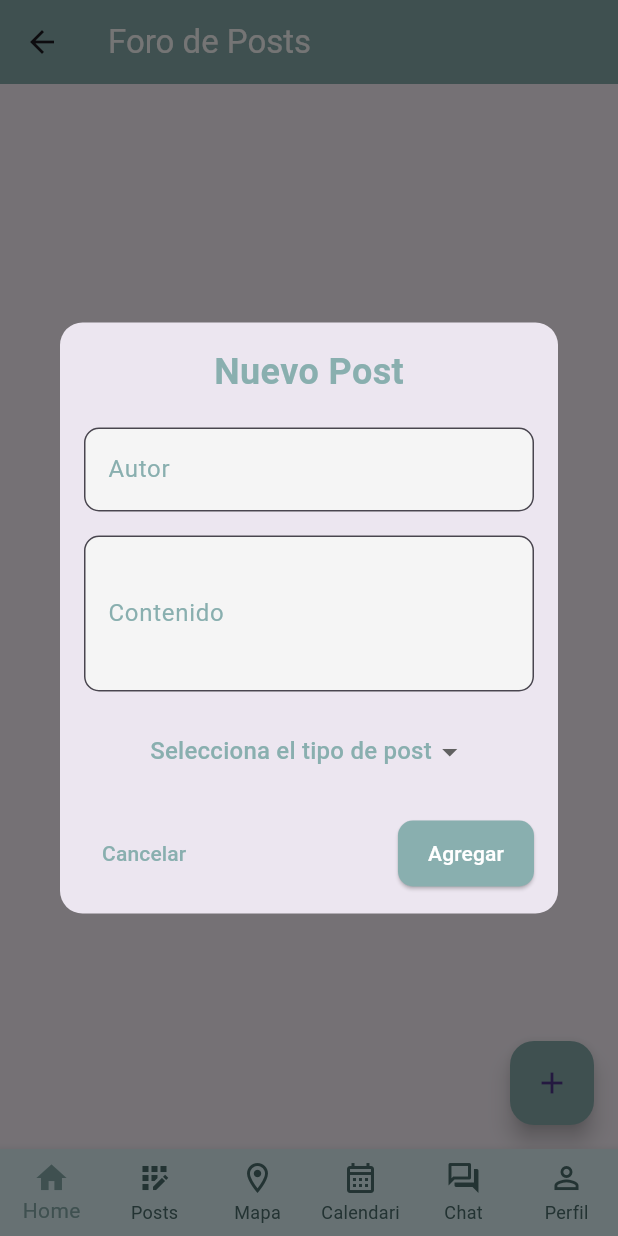
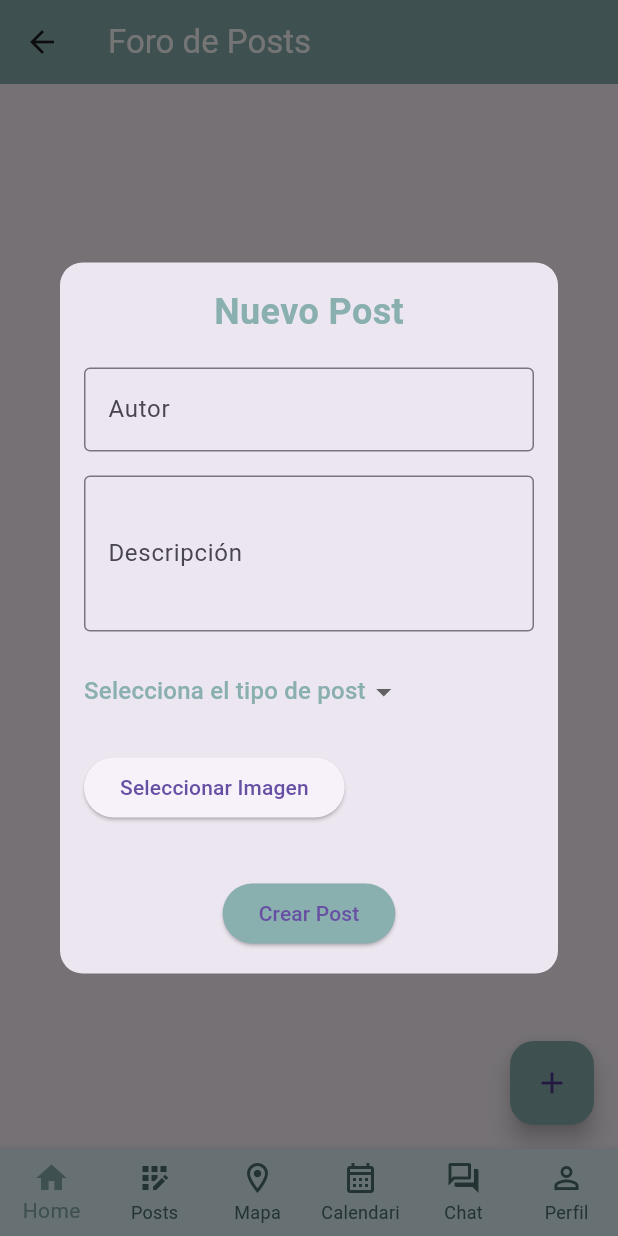
Before and after one commit to mayravm26/Frontend_minimo2, a Flutter app: the PostsScreen screen opened by its route, after a tap on the "add" icon, on a phone screen of 412 x 824 dp. Run offline on Flutter 3.47's test engine with Material 3 defaults, Android fonts, the phone set to English and light mode, and no system bars; our stand-ins replace dio, get; missing offline and left inert: cloudinary_flutter, cloudinary_url_gen, image_picker_web; accounts and stored records are empty; network calls fail.

```diff
--- a/lib/screen/postScreen.dart
+++ b/lib/screen/postScreen.dart
@@ -3,6 +3,7 @@ import 'package:flutter_application_1/controllers/postsListController.dart';  //
 import 'package:flutter_application_1/controllers/postController.dart';  // Controlador para crear el post
 import 'package:flutter_application_1/Widgets/postCard.dart';
 import 'package:get/get.dart';
+import 'dart:io';
 
 class PostsScreen extends StatefulWidget {
   @override
@@ -74,16 +75,21 @@ class _PostsScreenState extends State<PostsScreen> {
   showDialog(
     context: context,
     builder: (BuildContext context) {
+      return GetBuilder<PostController>(
+        builder: (postController) {
           return Dialog(
             shape: RoundedRectangleBorder(
-            borderRadius: BorderRadius.circular(15.0),  // Bordes redondeados
+              borderRadius: BorderRadius.circular(15.0),
             ),
+            child: SingleChildScrollView(
               child: Padding(
                 padding: const EdgeInsets.all(16.0),
                 child: Column(
-              mainAxisSize: MainAxisSize.min,  // Asegura que el contenido no ocupe más espacio del necesario
+                  mainAxisSize: MainAxisSize.min,
+                  crossAxisAlignment: CrossAxisAlignment.start,
                   children: [
-                const Text(
+                    const Center(
+                      child: Text(
                         'Nuevo Post',
                         style: TextStyle(
                           fontSize: 24,
@@ -91,36 +97,28 @@ class _PostsScreenState extends State<PostsScreen> {
                           color: Color(0xFF89AFAF),
                         ),
                       ),
-                const SizedBox(height: 20),  // Espacio entre el título y los campos
-                // Campo para el autor del post
+                    ),
+                    const SizedBox(height: 20),
+                    // Campo para el autor (owner)
                     TextField(
-                  controller: postController.ownerController,  // Usamos el controlador de owner
-                  decoration: InputDecoration(
+                      controller: postController.ownerController,
+                      decoration: const InputDecoration(
                         labelText: 'Autor',
-                    labelStyle: TextStyle(color: Color(0xFF89AFAF)),
-                    fillColor: Colors.grey[100],  // Fondo gris claro
-                    filled: true,
-                    border: OutlineInputBorder(
-                      borderRadius: BorderRadius.circular(10.0),  // Bordes redondeados
-                    ),
+                        border: OutlineInputBorder(),
                       ),
                     ),
                     const SizedBox(height: 16),
-                // Campo para la descripción del post
+                    // Campo para la descripción
                     TextField(
-                  controller: postController.descriptionController,  // Usamos el controlador de description
-                  decoration: InputDecoration(
-                    labelText: 'Contenido',
-                    labelStyle: TextStyle(color: Color(0xFF89AFAF)),
-                    fillColor: Colors.grey[100],  // Fondo gris claro
-                    filled: true,
-                    border: OutlineInputBorder(
-                      borderRadius: BorderRadius.circular(10.0),  // Bordes redondeados
-                    ),
+                      controller: postController.descriptionController,
+                      decoration: const InputDecoration(
+                        labelText: 'Descripción',
+                        border: OutlineInputBorder(),
                       ),
                       maxLines: 3,
                     ),
                     const SizedBox(height: 16),
+                    // Campo para el tipo de post (Dropdown)
                     // Dropdown para seleccionar el tipo de post
                     Obx(() {
                       return DropdownButton<String>(
@@ -143,43 +141,48 @@ class _PostsScreenState extends State<PostsScreen> {
                         underline: Container(),  // Eliminar línea de subrayado
                       );
                     }),
-                const SizedBox(height: 20),
-                // Botones para agregar o cancelar
-                Row(
-                  mainAxisAlignment: MainAxisAlignment.spaceBetween,
-                  children: [
-                    TextButton(
-                      onPressed: () {
-                        Navigator.of(context).pop();  // Cerrar el cuadro de diálogo sin hacer nada
+                    const SizedBox(height: 16),
+                    // Botón para seleccionar imagen
+                    ElevatedButton(
+                      onPressed: () async {
+                        await postController.pickImage();
                       },
-                      child: const Text(
-                        'Cancelar',
-                        style: TextStyle(color: Color(0xFF89AFAF)),
+                      child: const Text('Seleccionar Imagen'),
+                    ),
+                    const SizedBox(height: 16),
+                    // Vista previa de la imagen seleccionada
+                    if (postController.selectedImage != null)
+                      Center(
+                        child: Image.memory(
+                          postController.selectedImage!,
+                          height: 150,
+                          width: 150,
+                          fit: BoxFit.cover,
                         ),
                       ),
-                    ElevatedButton(
-                      onPressed: () {
+                    const SizedBox(height: 20),
+                    // Botón para guardar el post
+                    Center(
+                      child: ElevatedButton(
+                        onPressed: () async {
                         // Llamar al método para crear el post
                         postController.createPost();
                         Navigator.of(context).pop();  // Cerrar el cuadro de diálogo después de crear el post
                         },
                         style: ElevatedButton.styleFrom(
-                         backgroundColor: const Color(0xFF89AFAF),  // Fondo verde
-                        foregroundColor: Colors.white,  // Color de texto blanco
-                        padding: const EdgeInsets.symmetric(horizontal: 20.0, vertical: 12.0),
-                        shape: RoundedRectangleBorder(
-                          borderRadius: BorderRadius.circular(10.0),
+                          backgroundColor: const Color(0xFF89AFAF),
                         ),
+                        child: const Text('Crear Post'),
                       ),
-                      child: const Text('Agregar'),
                     ),
                   ],
                 ),
-              ],
               ),
             ),
           );
         },
       );
+    },
+  );
 }
 }
--- a/pubspec.yaml
+++ b/pubspec.yaml
@@ -34,11 +34,16 @@ dependencies:
   http: ^0.13.4
   provider: ^6.0.3
   url_launcher: ^6.0.9 # o la versión más reciente
+  image_picker: ^0.8.7+5 # Para seleccionar imágenes
+  #seleccionar images compatibles amb web
+  image_picker_web: ^2.0.0
 
   # The following adds the Cupertino Icons font to your application.
   # Use with the CupertinoIcons class for iOS style icons.
   cupertino_icons: ^1.0.8
   dio: ^5.7.0
+  cloudinary_flutter: ^1.0.0
+  cloudinary_url_gen: ^1.0.0
 
 dev_dependencies:
   flutter_test:
```
Also changed, not shown: lib/controllers/postController.dart (+68 -19 lines), lib/main.dart (+7 -3 lines), lib/screen/logIn.dart (+9 -0 lines), pubspec.lock, 5 other files. Lines whose indentation alone changed are shown as unchanged.
